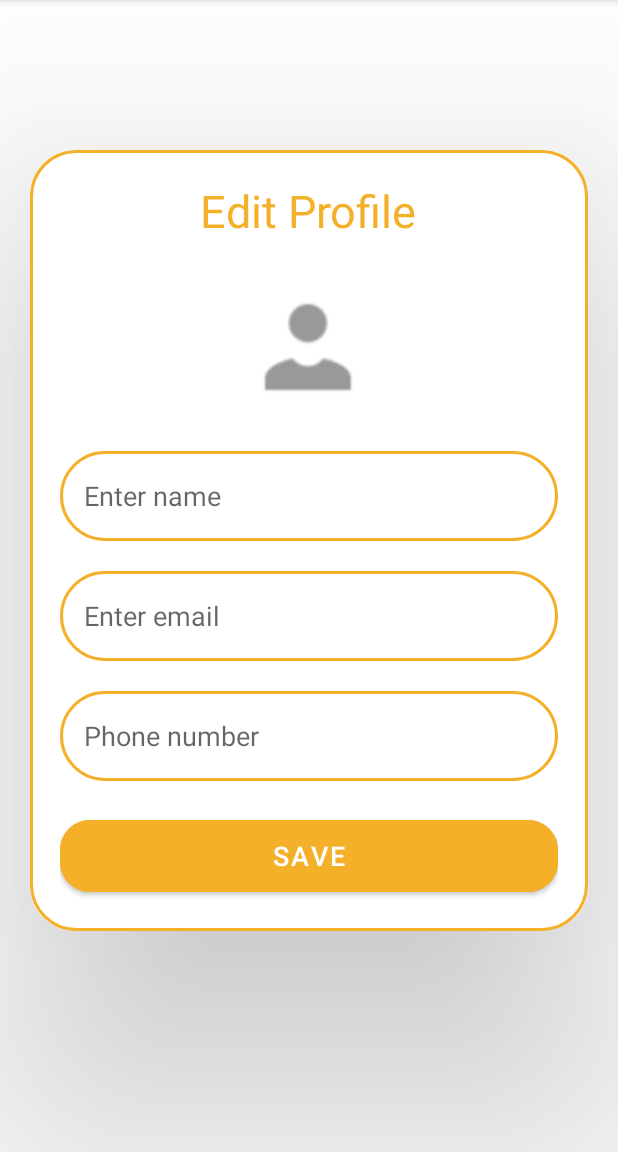
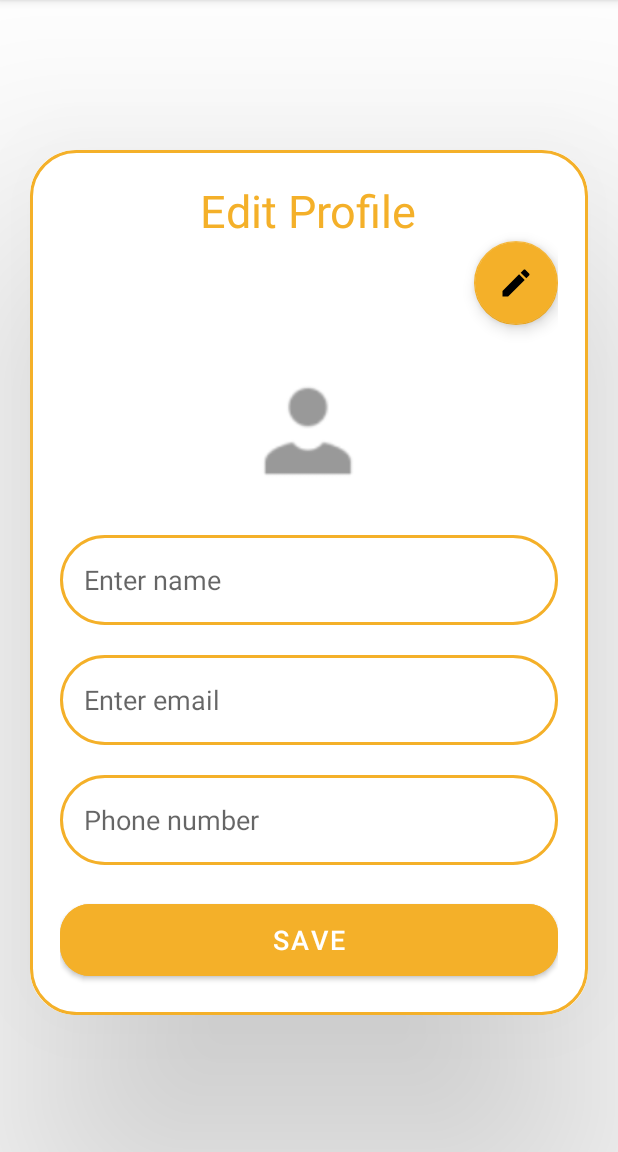
Before and after one commit to aswinkprakasan/Kout_App, an Android app: the screen it shows after launch once a user with an empty profile is signed in (DashboardActivity), in the side drawer, after a tap on "Manage Account", on a phone screen of 412 x 824 dp, the part 84-1236 px from its top. Run offline under Robolectric (Android 15) with nearby library versions, the phone set to English and light mode, and no system bars; our stand-ins replace Firebase (no records; nobody signed in at launch, a user with empty details on screens opened directly); libraries missing offline, so code that uses them is left out: com.github.dhaval2404.imagepicker, com.google.mlkit.vision.

Commit message:
quote uploading and editable button completed

```diff
--- a/app/src/main/java/com/example/koutapp/ManageAccountFragment.java
+++ b/app/src/main/java/com/example/koutapp/ManageAccountFragment.java
@@ -7,9 +7,16 @@ import androidx.fragment.app.Fragment;
 import android.view.LayoutInflater;
 import android.view.View;
 import android.view.ViewGroup;
+import android.widget.Button;
+import android.widget.EditText;
+
+import com.google.android.material.floatingactionbutton.FloatingActionButton;
 
 public class ManageAccountFragment extends Fragment {
 
+    EditText uploadName, uploadEmail, uploadNumber;
+    Button saveButton;
+    FloatingActionButton editFAB;
 
     @Override
     public View onCreateView(LayoutInflater inflater, ViewGroup container,
@@ -17,6 +24,24 @@ public class ManageAccountFragment extends Fragment {
         // Inflate the layout for this fragment
         View view = inflater.inflate(R.layout.fragment_manage_account, container, false);
 
+        uploadName = view.findViewById(R.id.upload_name);
+        uploadEmail = view.findViewById(R.id.upload_email);
+        uploadNumber = view.findViewById(R.id.upload_number);
+        editFAB = view.findViewById(R.id.edit_fab);
+
+        uploadName.setEnabled(false);
+        uploadEmail.setEnabled(false);
+        uploadNumber.setEnabled(false);
+
+        editFAB.setOnClickListener(new View.OnClickListener() {
+            @Override
+            public void onClick(View view) {
+                uploadName.setEnabled(true);
+                uploadEmail.setEnabled(true);
+                uploadNumber.setEnabled(true);
+            }
+        });
+
 
         return view;
     }
--- /dev/null
+++ b/app/src/main/res/drawable/baseline_edit_24.xml
@@ -0,0 +1,5 @@
+<vector android:autoMirrored="true" android:height="24dp"
+    android:tint="#FFFFFF" android:viewportHeight="24"
+    android:viewportWidth="24" android:width="24dp" xmlns:android="http://schemas.android.com/apk/res/android">
+    <path android:fillColor="@android:color/white" android:pathData="M3,17.25V21h3.75L17.81,9.94l-3.75,-3.75L3,17.25zM20.71,7.04c0.39,-0.39 0.39,-1.02 0,-1.41l-2.34,-2.34c-0.39,-0.39 -1.02,-0.39 -1.41,0l-1.83,1.83 3.75,3.75 1.83,-1.83z"/>
+</vector>
--- a/app/src/main/res/layout/fragment_manage_account.xml
+++ b/app/src/main/res/layout/fragment_manage_account.xml
@@ -34,6 +34,16 @@
                 android:textSize="30sp"
                 android:textColor="@color/lavender"/>
 
+            <com.google.android.material.floatingactionbutton.FloatingActionButton
+                android:layout_width="match_parent"
+                android:layout_gravity="right"
+                app:backgroundTint="@color/lavender"
+                android:src="@drawable/baseline_edit_24"
+                android:layout_height="match_parent"
+                android:contentDescription="Edit"
+                android:id="@+id/edit_fab"
+                android:tint="@color/white"/>
+
             <ImageView
                 android:layout_width="100dp"
                 android:layout_height="100dp"
@@ -46,7 +56,7 @@
             <EditText
                 android:layout_width="match_parent"
                 android:layout_height="60dp"
-                android:id="@+id/uploadName"
+                android:id="@+id/upload_name"
                 android:background="@drawable/orange_border"
                 android:layout_marginTop="20dp"
                 android:padding="16dp"
@@ -57,7 +67,7 @@
             <EditText
                 android:layout_width="match_parent"
                 android:layout_height="60dp"
-                android:id="@+id/uploadEmail"
+                android:id="@+id/upload_email"
                 android:background="@drawable/orange_border"
                 android:layout_marginTop="20dp"
                 android:padding="16dp"
@@ -68,7 +78,7 @@
             <EditText
                 android:layout_width="match_parent"
                 android:layout_height="60dp"
-                android:id="@+id/uploadNumber"
+                android:id="@+id/upload_number"
                 android:background="@drawable/orange_border"
                 android:layout_marginTop="20dp"
                 android:padding="16dp"
```
Also changed, not shown: app/src/main/java/com/example/koutapp/UploadQuoteActivity.java (+68 -3 lines), app/src/main/res/layout/activity_upload_quote.xml (+10 -9 lines).
